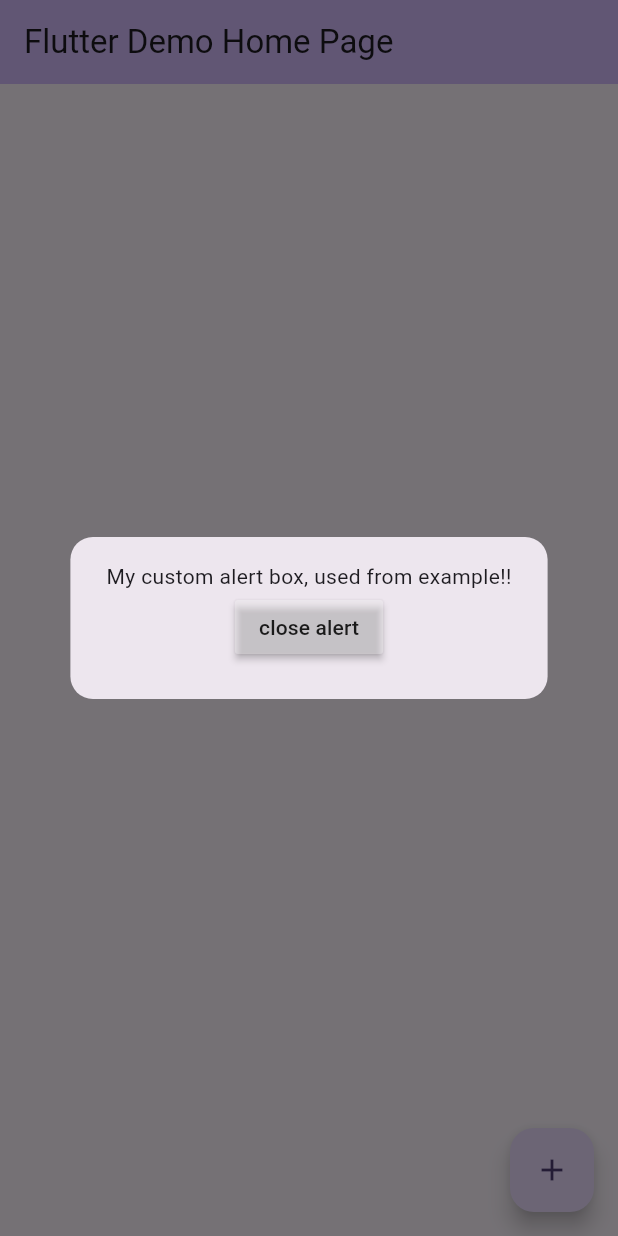
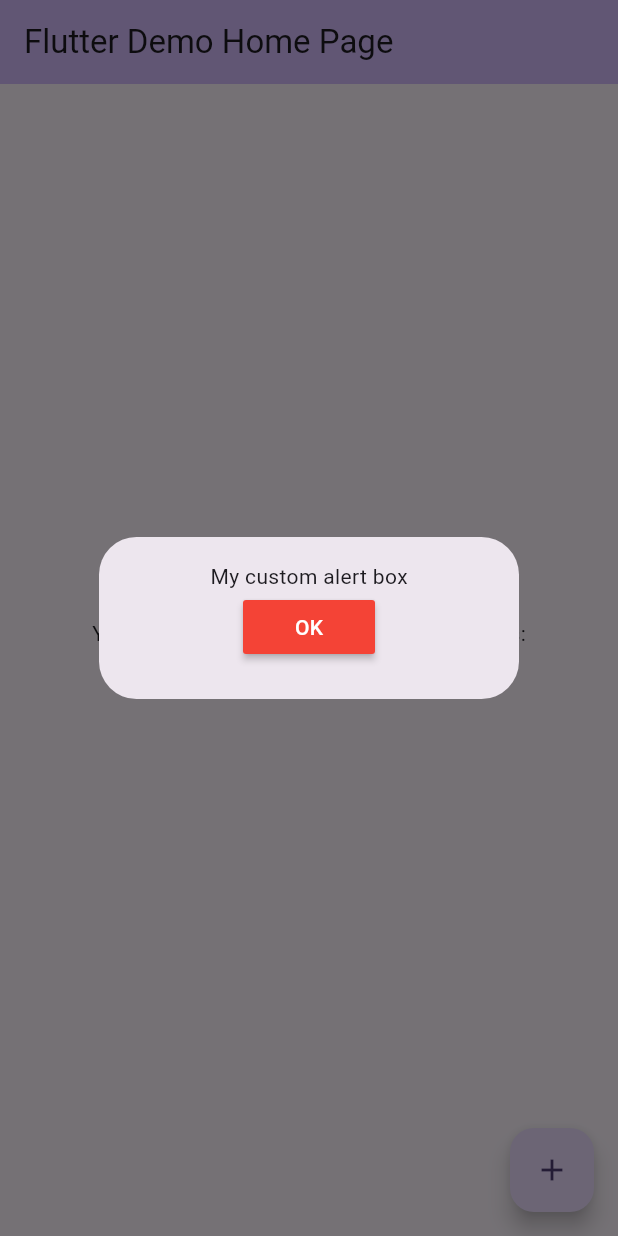
Before and after one commit to SayedKhaledMarey/package_example, a Flutter app: the screen it shows after launch, after a tap on the "add" icon, on a phone screen of 412 x 824 dp. Run offline on Flutter 3.47's test engine with Material 3 defaults, Android fonts, the phone set to English and light mode, and no system bars.

Commit message:
finish 3

```diff
--- a/example/lib/main.dart
+++ b/example/lib/main.dart
@@ -122,7 +122,7 @@ class _MyHomePageState extends State<MyHomePage> {
           await CustomAlertBox.showCustomAlertBox(
               context: context,
               willDisplayWidget: Container(
-                child: Text('My custom alert box, used from example!!'),
+                child: const Text('My custom alert box'),
               ));
         },
         tooltip: 'Increment',
--- a/lib/package_example.dart
+++ b/lib/package_example.dart
@@ -1,9 +1,7 @@
 library package_example;
-
 import 'package:flutter/material.dart';
 
 class CustomAlertBox {
-  /// Bu şekilde döküman yorumları oluşturabilirsiniz kullanan kişiler için faydalı olur.
   static Future showCustomAlertBox({
     required BuildContext context,
     required Widget willDisplayWidget,
@@ -13,15 +11,15 @@ class CustomAlertBox {
         builder: (context) {
           return AlertDialog(
             shape: const RoundedRectangleBorder(
-              borderRadius: BorderRadius.all(Radius.circular(15)),
+              borderRadius: BorderRadius.all(Radius.circular(25)),
             ),
             content: Column(
               mainAxisSize: MainAxisSize.min,
               children: <Widget>[
                 willDisplayWidget,
                 MaterialButton(
-                  color: Colors.white30,
-                  child: const Text('close alert'),
+                  color: Colors.red,
+                  child: const Text('OK', style: TextStyle(color: Colors.white)),
                   onPressed: () {
                     Navigator.of(context).pop();
                   },
```
